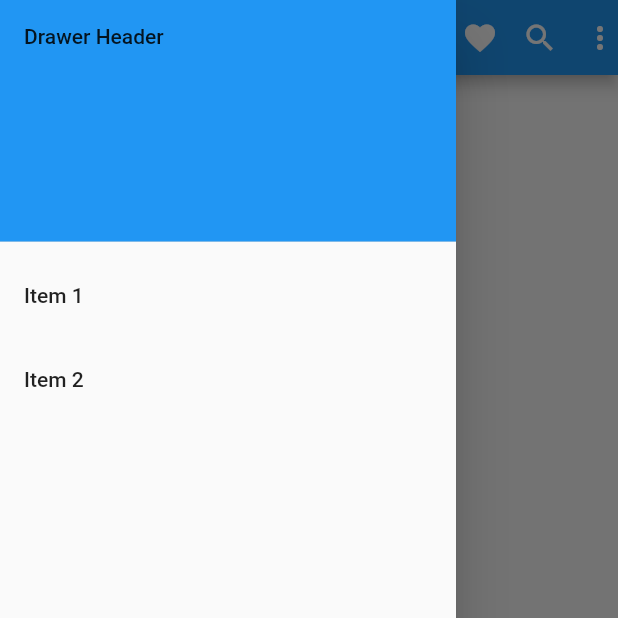
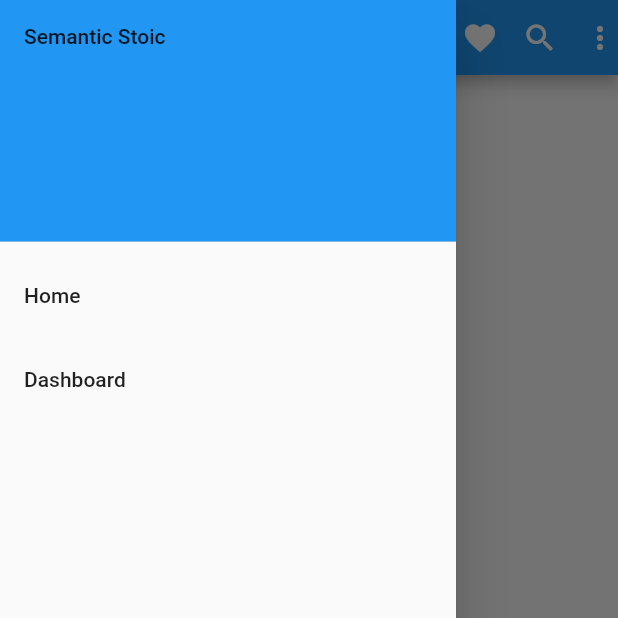
Before and after one commit to PrimeTimeTran/semantics, a Flutter app: the screen it shows after launch, with the side drawer open, on a phone screen of 412 x 824 dp, the top half of it. Run offline on Flutter 3.47's test engine with Material 2 defaults, Android fonts, the light colour scheme and no system bars; our stand-ins replace firebase_analytics, firebase_core; missing offline and left inert: dart:html; accounts and stored records are empty.

Commit message:
Add drawer navigation

```diff
--- a/lib/main.dart
+++ b/lib/main.dart
@@ -5,7 +5,6 @@ import 'package:firebase_analytics/firebase_analytics.dart';
 import 'package:firebase_core/firebase_core.dart';
 import 'firebase_options.dart';
 import 'package:url_launcher/url_launcher.dart';
-import 'package:footer/footer.dart';
 
 import 'package:semantic/widgets/composer.dart';
 import 'package:semantic/widgets/my_drawer.dart';
@@ -45,7 +44,7 @@ class MyApp extends StatelessWidget {
 }
 
 class MyHomePage extends StatefulWidget {
-  MyHomePage({
+  const MyHomePage({
     Key? key,
     required this.title,
     required this.analytics,
@@ -57,14 +56,28 @@ class MyHomePage extends StatefulWidget {
   final FirebaseAnalyticsObserver observer;
 
   @override
+  // ignore: library_private_types_in_public_api
   _MyHomePageState createState() => _MyHomePageState();
 }
 
 class _MyHomePageState extends State<MyHomePage> {
+  Widget body = const Composer();
+
+  @override
+  void initState() {
+    super.initState();
+  }
+
   @override
   void dispose() {
     super.dispose();
     logEvents();
+  }
+
+  drawerChange(v) {
+    setState(() {
+      body = v;
+    });
   }
 
   Future<void> logEvents() async {
@@ -72,11 +85,6 @@ class _MyHomePageState extends State<MyHomePage> {
     await widget.analytics.logScreenView(
       screenName: 'quotes-page',
     );
-  }
-
-  @override
-  void initState() {
-    super.initState();
   }
 
   _launchURL() async {
@@ -94,13 +102,13 @@ class _MyHomePageState extends State<MyHomePage> {
   Widget build(BuildContext context) {
     return Scaffold(
       appBar: const Navbar(),
-      drawer: const MyDrawer(),
+      drawer: MyDrawer(drawerChange: drawerChange),
       body: Column(
         children: <Widget>[
           Expanded(
             child: Padding(
-              padding: const EdgeInsets.fromLTRB(150, 10, 150, 10),
-              child: Composer(),
+              padding: EdgeInsets.fromLTRB(150, 10, 150, 10),
+              child: body,
             ),
           ),
           Container(
--- a/lib/widgets/my_drawer.dart
+++ b/lib/widgets/my_drawer.dart
@@ -1,7 +1,12 @@
 import 'package:flutter/material.dart';
 
+import 'package:semantic/widgets/composer.dart';
+import 'package:semantic/widgets/dashboard.dart';
+
 class MyDrawer extends StatefulWidget {
-  const MyDrawer({super.key});
+  MyDrawer({super.key, required this.drawerChange});
+
+  Function drawerChange;
 
   @override
   State<MyDrawer> createState() => _MyDrawerState();
@@ -18,15 +23,21 @@ class _MyDrawerState extends State<MyDrawer> {
             decoration: BoxDecoration(
               color: Colors.blue,
             ),
-            child: Text('Drawer Header'),
+            child: Text('Semantic Stoic'),
           ),
           ListTile(
-            title: const Text('Item 1'),
-            onTap: () {},
+            title: const Text('Home'),
+            onTap: () {
+              widget.drawerChange(Composer());
+              Navigator.pop(context);
+            },
           ),
           ListTile(
-            title: const Text('Item 2'),
-            onTap: () {},
+            title: const Text('Dashboard'),
+            onTap: () {
+              widget.drawerChange(Dashboard());
+              Navigator.pop(context);
+            },
           ),
         ],
       ),
```
Also changed, not shown: lib/widgets/dashboard.dart (added, +36 -0 lines).
